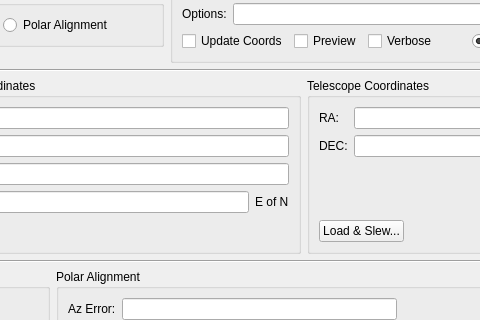
Before: the Qt Designer form kstars/ekos/align.ui in KDE/kstars, drawn with Qt 5; both pictures show x 87 to 567 and y 94 to 414 of the 782 by 535 pixel window.
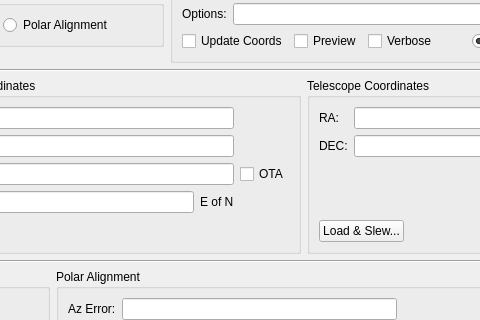
After: the same form once the commit is applied. Custom widgets are drawn as their Qt base class.

```diff
--- a/kstars/ekos/align.ui
+++ b/kstars/ekos/align.ui
@@ -582,6 +582,16 @@
           </property>
          </spacer>
         </item>
+        <item row="2" column="2">
+         <widget class="QCheckBox" name="kcfg_solverOTA">
+          <property name="toolTip">
+           <string>Use Off-Axis Guide Telescope for FOV calculations</string>
+          </property>
+          <property name="text">
+           <string>OTA</string>
+          </property>
+         </widget>
+        </item>
        </layout>
       </widget>
      </item>
```
Left out of the diff: 5 changed lines with no effect on the pictures.
